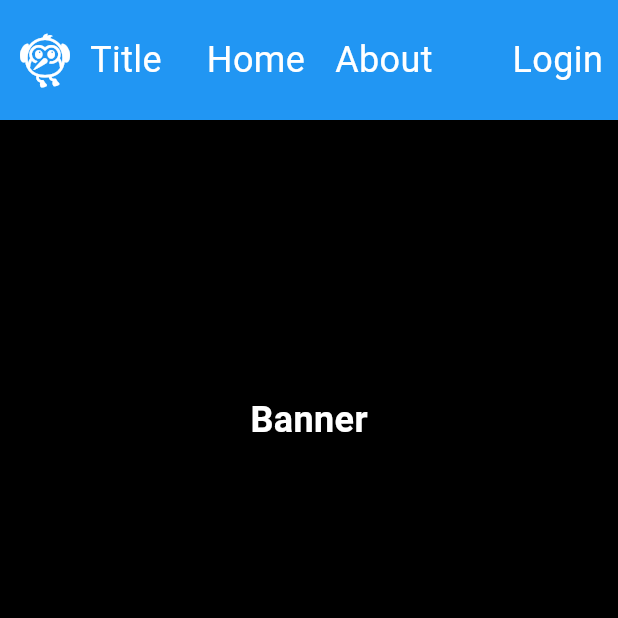
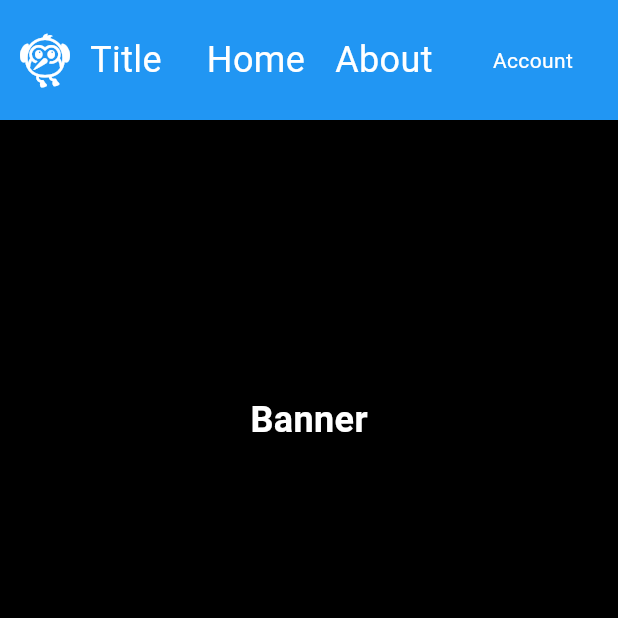
Before and after one commit to ZeyaKim/ygo_blog_client, a Flutter app: the screen it shows after launch, on a phone screen of 412 x 824 dp, the top half of it. Run offline on Flutter 3.47's test engine with Material 3 defaults, Android fonts, the phone set to English and light mode, and no system bars.

Commit message:
Add AccountWidget to Header

```diff
--- a/lib/views/widgets/header.dart
+++ b/lib/views/widgets/header.dart
@@ -1,4 +1,5 @@
 import 'package:flutter/material.dart';
+import 'account_widget.dart';
 
 class Header extends StatelessWidget {
   const Header({super.key});
@@ -38,7 +39,7 @@ class Header extends StatelessWidget {
                 // 여기에 더 많은 네비게이션 항목 추가 가능
               ],
             ),
-            const Text('Login', style: TextStyle(fontSize: 24, color: Colors.white, fontWeight: FontWeight.normal)), // 오른쪽 끝의 로그인 텍스트
+            const AccountWidget(), // 오른쪽 계정 관련 항목
           ],
         ),
       ),
```
